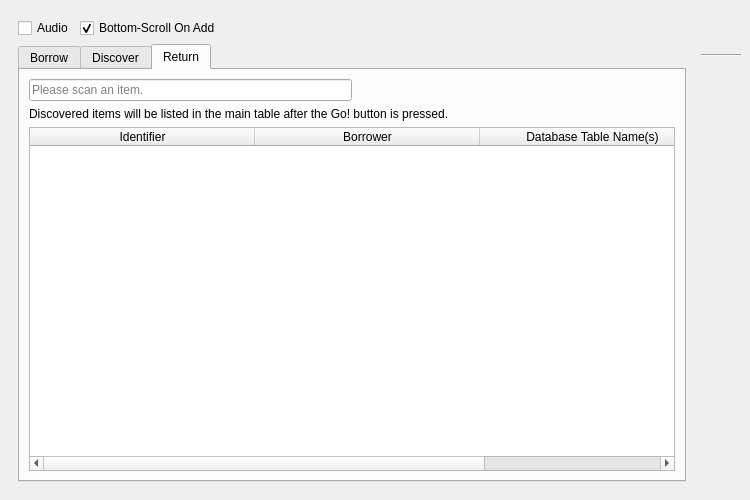
Old version of the form UI/biblioteq_batch_activities_browser.ui in the repository textbrowser/biblioteq.
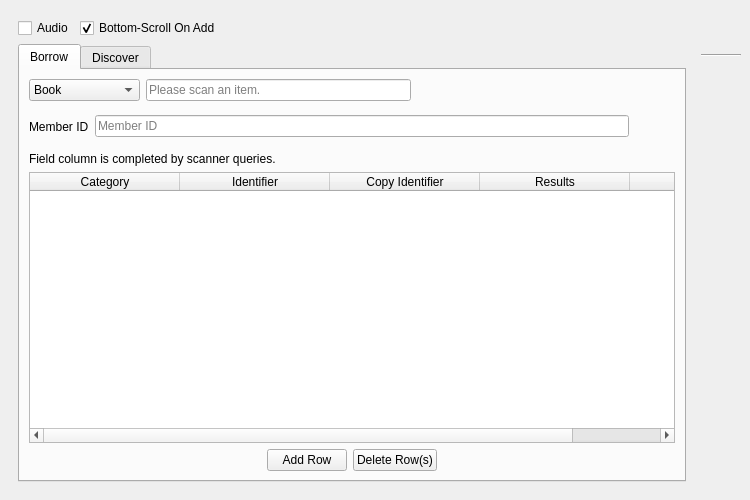
New version of the form. The open tabs and pages were chosen to show the change. Icons and pictures are not drawn.

Commit message: Batch returns are impossible here.

The edit to the form file:
```diff
--- a/UI/biblioteq_batch_activities_browser.ui
+++ b/UI/biblioteq_batch_activities_browser.ui
@@ -439,107 +439,6 @@
            </item>
           </layout>
          </widget>
-         <widget class="QWidget" name="page_return">
-          <attribute name="title">
-           <string>Return</string>
-          </attribute>
-          <layout class="QVBoxLayout" name="verticalLayout_4">
-           <item>
-            <layout class="QHBoxLayout" name="horizontalLayout_7">
-             <item>
-              <widget class="QLineEdit" name="return_scan">
-               <property name="toolTip">
-                <string>&lt;html&gt;&lt;head/&gt;&lt;body&gt;&lt;p&gt;Click in this field and scan an item. A new row will be created with the scanned identifier value. Please wait until the text hint is visible before scanning an item. Of course, you may also type an identifier and press the Enter key.&lt;/p&gt;&lt;/body&gt;&lt;/html&gt;</string>
-               </property>
-               <property name="placeholderText">
-                <string>Please scan an item.</string>
-               </property>
-               <property name="clearButtonEnabled">
-                <bool>true</bool>
-               </property>
-              </widget>
-             </item>
-             <item>
-              <spacer name="horizontalSpacer_6">
-               <property name="orientation">
-                <enum>Qt::Horizontal</enum>
-               </property>
-               <property name="sizeHint" stdset="0">
-                <size>
-                 <width>40</width>
-                 <height>20</height>
-                </size>
-               </property>
-              </spacer>
-             </item>
-            </layout>
-           </item>
-           <item>
-            <widget class="QLabel" name="label_4">
-             <property name="text">
-              <string>Discovered items will be listed in the main table after the Go! button is pressed.</string>
-             </property>
-            </widget>
-           </item>
-           <item>
-            <widget class="QTableWidget" name="return_table">
-             <property name="editTriggers">
-              <set>QAbstractItemView::AllEditTriggers</set>
-             </property>
-             <property name="alternatingRowColors">
-              <bool>true</bool>
-             </property>
-             <property name="selectionMode">
-              <enum>QAbstractItemView::ExtendedSelection</enum>
-             </property>
-             <property name="selectionBehavior">
-              <enum>QAbstractItemView::SelectRows</enum>
-             </property>
-             <property name="verticalScrollMode">
-              <enum>QAbstractItemView::ScrollPerPixel</enum>
-             </property>
-             <property name="horizontalScrollMode">
-              <enum>QAbstractItemView::ScrollPerPixel</enum>
-             </property>
-             <property name="cornerButtonEnabled">
-              <bool>false</bool>
-             </property>
-             <attribute name="horizontalHeaderMinimumSectionSize">
-              <number>225</number>
-             </attribute>
-             <attribute name="horizontalHeaderDefaultSectionSize">
-              <number>225</number>
-             </attribute>
-             <attribute name="horizontalHeaderStretchLastSection">
-              <bool>true</bool>
-             </attribute>
-             <attribute name="verticalHeaderVisible">
-              <bool>false</bool>
-             </attribute>
-             <column>
-              <property name="text">
-               <string>Identifier</string>
-              </property>
-             </column>
-             <column>
-              <property name="text">
-               <string>Borrower</string>
-              </property>
-             </column>
-             <column>
-              <property name="text">
-               <string>Database Table Name(s)</string>
-              </property>
-             </column>
-             <column>
-              <property name="text">
-               <string>Title</string>
-              </property>
-             </column>
-            </widget>
-           </item>
-          </layout>
-         </widget>
         </widget>
        </item>
       </layout>
```
Left out of the diff: 2 changed lines with no effect on the pictures. The commit also changes 2 other files.
